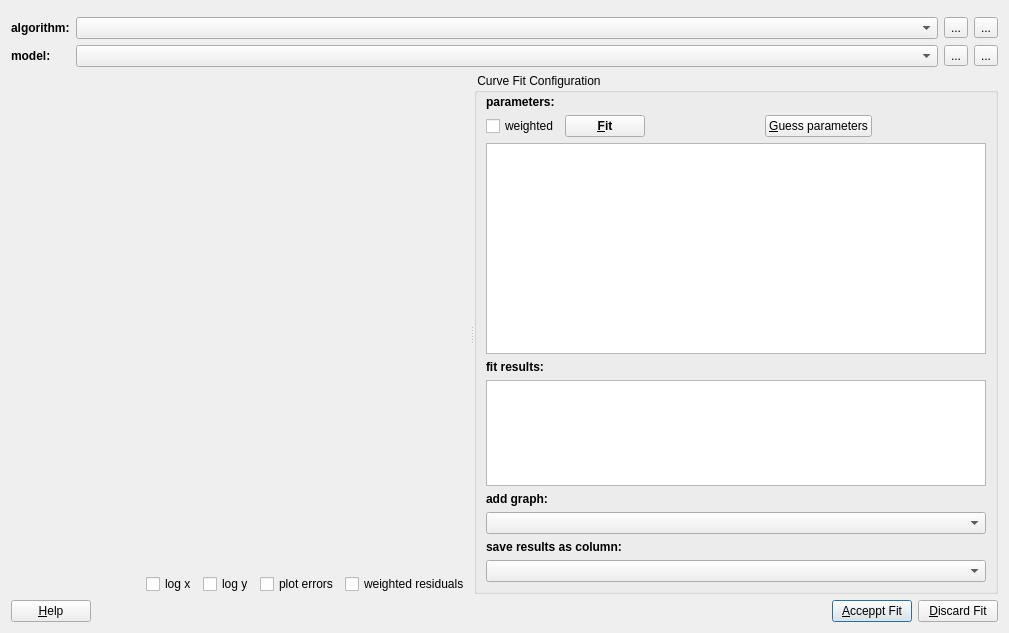
Above: plugins/table/qfrdrtablecurvefitdialog.ui from jkriege2/QuickFit3 before the change. Below: the same form after it.
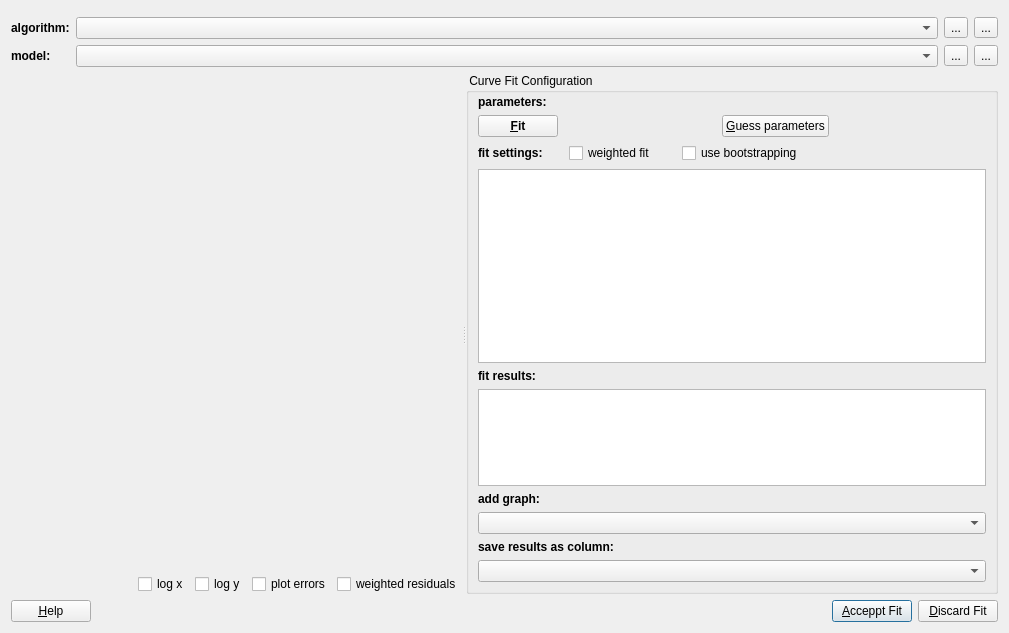
That is the form after the change. Icons and pictures are not drawn. Custom widgets are drawn as their Qt base class.

Commit message: Quickfit3:   - added bootstrapping to QFFitAlgorithm and us it in all fits (FCS/FCCS+imaging-arinats+table-plugin)   - improved online-help

Diff of the .ui file:
```diff
--- a/plugins/table/qfrdrtablecurvefitdialog.ui
+++ b/plugins/table/qfrdrtablecurvefitdialog.ui
@@ -206,15 +206,15 @@
         </widget>
        </item>
        <item>
-        <layout class="QHBoxLayout" name="horizontalLayout_2">
-         <item>
-          <widget class="QCheckBox" name="chkWeighted">
+        <layout class="QGridLayout" name="gridLayout_2">
+         <item row="0" column="2">
+          <widget class="QPushButton" name="btnGuess">
            <property name="text">
-            <string>weighted</string>
+            <string>&amp;Guess parameters</string>
            </property>
           </widget>
          </item>
-         <item>
+         <item row="0" column="0">
           <widget class="QPushButton" name="btnFit">
            <property name="font">
             <font>
@@ -231,27 +231,7 @@
            </property>
           </widget>
          </item>
-         <item>
-          <spacer name="horizontalSpacer_3">
-           <property name="orientation">
-            <enum>Qt::Horizontal</enum>
-           </property>
-           <property name="sizeHint" stdset="0">
-            <size>
-             <width>40</width>
-             <height>20</height>
-            </size>
-           </property>
-          </spacer>
-         </item>
-         <item>
-          <widget class="QPushButton" name="btnGuess">
-           <property name="text">
-            <string>&amp;Guess parameters</string>
-           </property>
-          </widget>
-         </item>
-         <item>
+         <item row="0" column="3">
           <spacer name="horizontalSpacer">
            <property name="orientation">
             <enum>Qt::Horizontal</enum>
@@ -264,6 +244,89 @@
            </property>
           </spacer>
          </item>
+         <item row="0" column="1">
+          <spacer name="horizontalSpacer_3">
+           <property name="orientation">
+            <enum>Qt::Horizontal</enum>
+           </property>
+           <property name="sizeHint" stdset="0">
+            <size>
+             <width>40</width>
+             <height>20</height>
+            </size>
+           </property>
+          </spacer>
+         </item>
+         <item row="1" column="0" colspan="4">
+          <layout class="QGridLayout" name="gridLayout_3">
+           <item row="0" column="3">
+            <spacer name="horizontalSpacer_5">
+             <property name="orientation">
+              <enum>Qt::Horizontal</enum>
+             </property>
+             <property name="sizeType">
+              <enum>QSizePolicy::Fixed</enum>
+             </property>
+             <property name="sizeHint" stdset="0">
+              <size>
+               <width>20</width>
+               <height>20</height>
+              </size>
+             </property>
+            </spacer>
+           </item>
+           <item row="0" column="4">
+            <widget class="QCheckBox" name="chkBootstrap">
+             <property name="text">
+              <string>use bootstrapping</string>
+             </property>
+            </widget>
+           </item>
+           <item row="0" column="2">
+            <widget class="QCheckBox" name="chkWeighted">
+             <property name="text">
+              <string>weighted fit</string>
+             </property>
+            </widget>
+           </item>
+           <item row="0" column="0">
+            <widget class="QLabel" name="label_6">
+             <property name="text">
+              <string>&lt;b&gt;fit settings:&lt;/b&gt;</string>
+             </property>
+            </widget>
+           </item>
+           <item row="0" column="5">
+            <spacer name="horizontalSpacer_4">
+             <property name="orientation">
+              <enum>Qt::Horizontal</enum>
+             </property>
+             <property name="sizeHint" stdset="0">
+              <size>
+               <width>40</width>
+               <height>20</height>
+              </size>
+             </property>
+            </spacer>
+           </item>
+           <item row="0" column="1">
+            <spacer name="horizontalSpacer_6">
+             <property name="orientation">
+              <enum>Qt::Horizontal</enum>
+             </property>
+             <property name="sizeType">
+              <enum>QSizePolicy::Fixed</enum>
+             </property>
+             <property name="sizeHint" stdset="0">
+              <size>
+               <width>20</width>
+               <height>20</height>
+              </size>
+             </property>
+            </spacer>
+           </item>
+          </layout>
+         </item>
         </layout>
        </item>
        <item>
```
Left out of the diff: 4 changed lines with no effect on the pictures. The commit also changes 95 other files.
